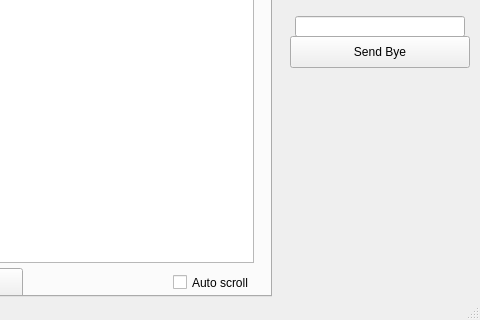
Before: the Qt Designer form assignment_1/src/gui.ui in donwayo/Aalto_Apps-and-services, drawn with Qt 5; both pictures show x 189 to 669 and y 174 to 494 of the 669 by 494 pixel window.
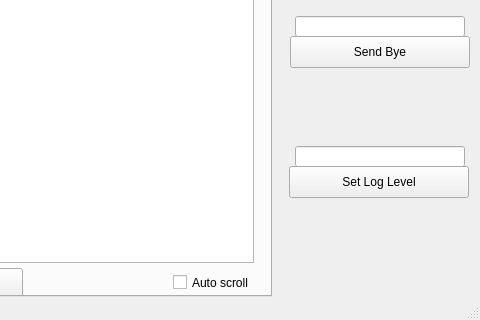
After: the same form once the commit is applied.

Commit message: Added set log level field

Patch:
```diff
--- a/assignment_1/src/gui.ui
+++ b/assignment_1/src/gui.ui
@@ -165,6 +165,29 @@
      </rect>
     </property>
    </widget>
+   <widget class="QLineEdit" name="le_log">
+    <property name="geometry">
+     <rect>
+      <x>484</x>
+      <y>320</y>
+      <width>170</width>
+      <height>21</height>
+     </rect>
+    </property>
+   </widget>
+   <widget class="QPushButton" name="pb_log">
+    <property name="geometry">
+     <rect>
+      <x>478</x>
+      <y>340</y>
+      <width>180</width>
+      <height>32</height>
+     </rect>
+    </property>
+    <property name="text">
+     <string>Set Log Level</string>
+    </property>
+   </widget>
   </widget>
   <widget class="QStatusBar" name="statusbar"/>
  </widget>
```
The commit also changes 1 other file.
